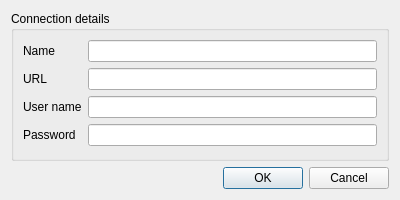
Old version of the form qgis/ngw_connection_edit_dialog_base.ui in the repository nextgis/ngw_external_api_python.
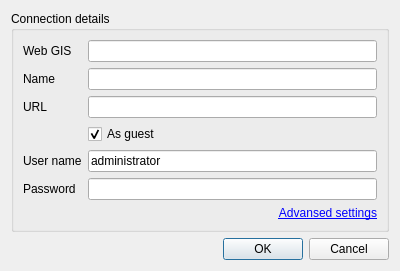
New version of the form.

Commit message: Add simple and advanced modes for New/Edit connection settings dialog

Diff of the .ui file:
```diff
--- a/qgis/ngw_connection_edit_dialog_base.ui
+++ b/qgis/ngw_connection_edit_dialog_base.ui
@@ -7,7 +7,7 @@
     <x>0</x>
     <y>0</y>
     <width>400</width>
-    <height>200</height>
+    <height>250</height>
    </rect>
   </property>
   <property name="sizePolicy">
@@ -19,13 +19,13 @@
   <property name="minimumSize">
    <size>
     <width>400</width>
-    <height>200</height>
+    <height>250</height>
    </size>
   </property>
   <property name="maximumSize">
    <size>
-    <width>400</width>
-    <height>200</height>
+    <width>1000</width>
+    <height>1000</height>
    </size>
   </property>
   <property name="windowTitle">
@@ -33,7 +33,7 @@
   </property>
   <layout class="QVBoxLayout" name="verticalLayout">
    <property name="sizeConstraint">
-    <enum>QLayout::SetDefaultConstraint</enum>
+    <enum>QLayout::SetMinimumSize</enum>
    </property>
    <item>
     <widget class="QGroupBox" name="groupBox">
@@ -41,50 +41,100 @@
       <string>Connection details</string>
      </property>
      <layout class="QGridLayout" name="gridLayout">
-      <item row="0" column="0">
-       <widget class="QLabel" name="label">
+      <item row="5" column="0">
+       <widget class="QLabel" name="lbPassword">
+        <property name="text">
+         <string>Password</string>
+        </property>
+       </widget>
+      </item>
+      <item row="1" column="0">
+       <widget class="QLabel" name="lbName">
         <property name="text">
          <string>Name</string>
         </property>
        </widget>
       </item>
+      <item row="6" column="1">
+       <widget class="QLabel" name="lbAdvansedSettings">
+        <property name="text">
+         <string>&lt;a href=&quot;advanced&quot;&gt;Advansed settings&lt;/a&gt;</string>
+        </property>
+        <property name="textFormat">
+         <enum>Qt::RichText</enum>
+        </property>
+        <property name="alignment">
+         <set>Qt::AlignRight|Qt::AlignTrailing|Qt::AlignVCenter</set>
+        </property>
+       </widget>
+      </item>
       <item row="0" column="1">
-       <widget class="QLineEdit" name="leName"/>
+       <widget class="QLineEdit" name="leWebGIS"/>
       </item>
-      <item row="1" column="0">
-       <widget class="QLabel" name="label_2">
-        <property name="text">
-         <string>URL</string>
-        </property>
-       </widget>
-      </item>
-      <item row="1" column="1">
+      <item row="2" column="1">
        <widget class="QLineEdit" name="leUrl"/>
       </item>
-      <item row="2" column="0">
-       <widget class="QLabel" name="label_3">
+      <item row="4" column="0">
+       <widget class="QLabel" name="lbUser">
         <property name="text">
          <string>User name</string>
         </property>
        </widget>
       </item>
-      <item row="2" column="1">
-       <widget class="QLineEdit" name="leUser"/>
-      </item>
-      <item row="3" column="0">
-       <widget class="QLabel" name="label_4">
+      <item row="4" column="1">
+       <widget class="QLineEdit" name="leUser">
         <property name="text">
-         <string>Password</string>
+         <string>administrator</string>
         </property>
        </widget>
       </item>
-      <item row="3" column="1">
+      <item row="5" column="1">
        <widget class="QLineEdit" name="lePassword">
         <property name="echoMode">
          <enum>QLineEdit::Password</enum>
         </property>
        </widget>
       </item>
+      <item row="2" column="0">
+       <widget class="QLabel" name="lbUrl">
+        <property name="text">
+         <string>URL</string>
+        </property>
+       </widget>
+      </item>
+      <item row="3" column="1">
+       <widget class="QCheckBox" name="cbAsGuest">
+        <property name="text">
+         <string>As guest</string>
+        </property>
+        <property name="checked">
+         <bool>true</bool>
+        </property>
+       </widget>
+      </item>
+      <item row="1" column="1">
+       <widget class="QLineEdit" name="leName"/>
+      </item>
+      <item row="0" column="0">
+       <widget class="QLabel" name="lbWebGIS">
+        <property name="text">
+         <string>Web GIS</string>
+        </property>
+       </widget>
+      </item>
+      <item row="7" column="1">
+       <spacer name="verticalSpacer">
+        <property name="orientation">
+         <enum>Qt::Vertical</enum>
+        </property>
+        <property name="sizeHint" stdset="0">
+         <size>
+          <width>20</width>
+          <height>40</height>
+         </size>
+        </property>
+       </spacer>
+      </item>
      </layout>
     </widget>
    </item>
```
Left out of the diff: 16 changed lines with no effect on the pictures. The commit also changes 2 other files.
